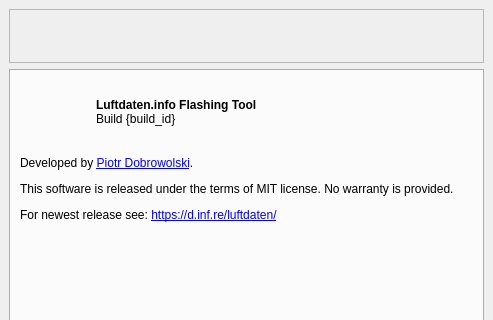
First picture: the form in gui/mainwindow.ui, repository opendata-stuttgart/airrohr-firmware-flasher, before the edit; both pictures show x 0 to 493 and y 0 to 320 of the 493 by 498 pixel window.
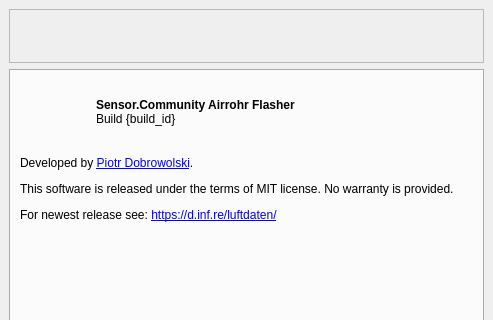
Second picture: the form after the edit. The open tabs and pages were chosen to show the change. Icons and pictures are not drawn.

Commit message: :truck: renaming files, migrate to Sensor.Community

What changed in the file:
```diff
--- a/gui/mainwindow.ui
+++ b/gui/mainwindow.ui
@@ -301,7 +301,7 @@
            </font>
           </property>
           <property name="text">
-           <string>&lt;b&gt;Luftdaten.info Flashing Tool&lt;/b&gt;&lt;br/&gt;Build {build_id}</string>
+           <string>&lt;b&gt;Sensor.Community Airrohr Flasher&lt;/b&gt;&lt;br/&gt;Build {build_id}</string>
           </property>
          </widget>
         </item>
```
Left out of the diff: 2 changed lines with no effect on the pictures. The commit also changes 13 other files.
